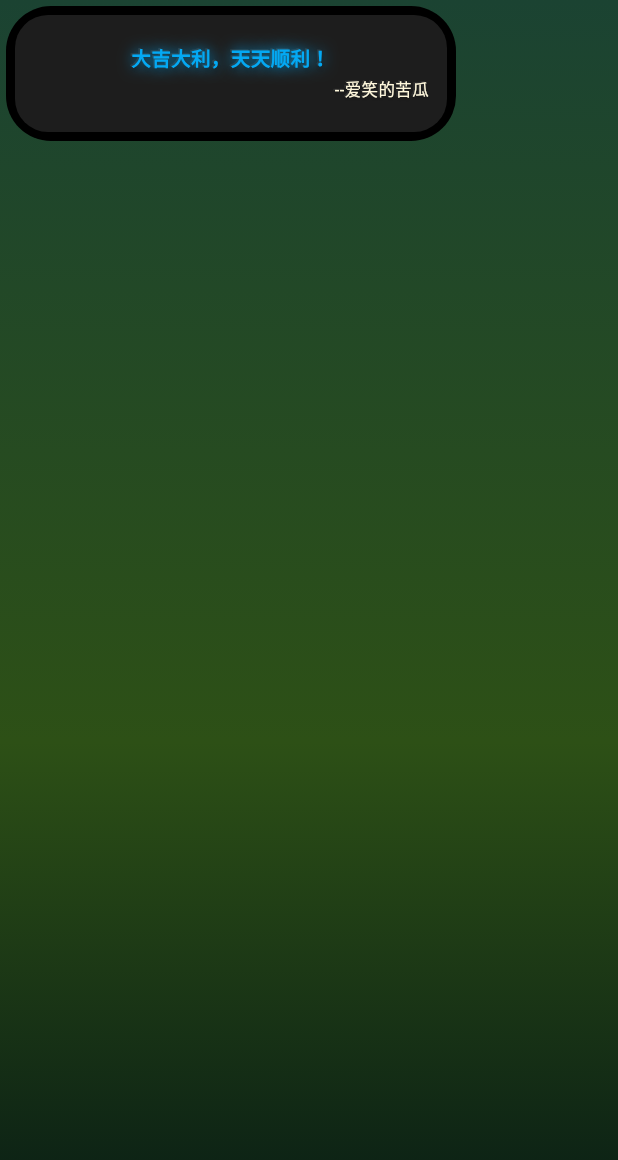
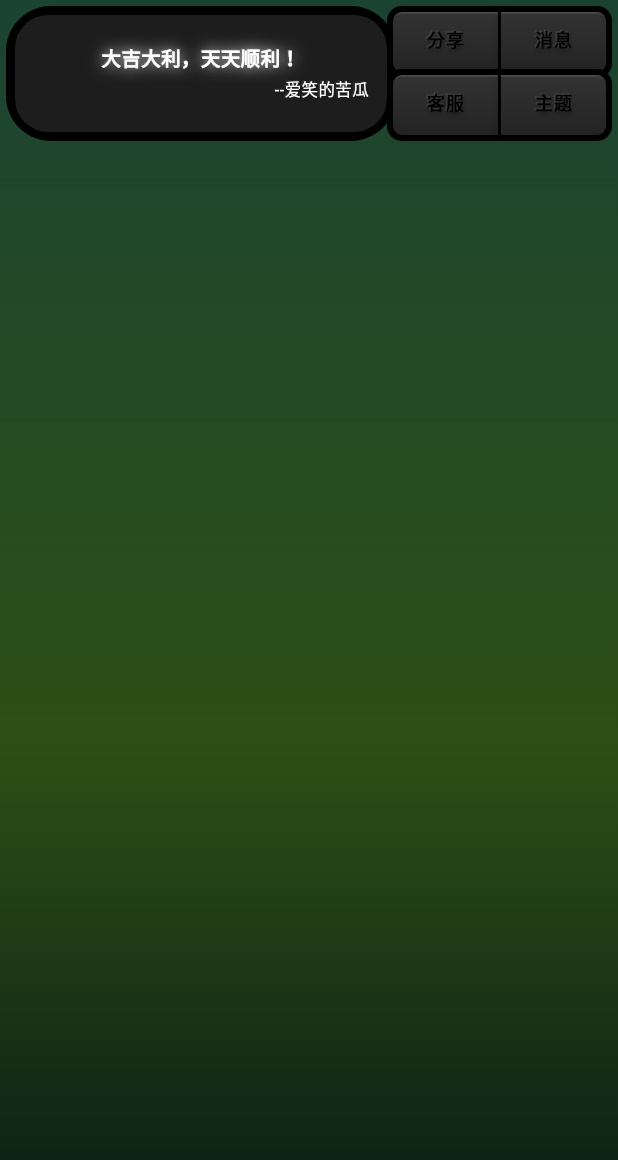
Before and after one commit to Kurtwang711/life-pack, a Flutter app: the screen it shows after launch, on a phone screen of 412 x 824 dp. Shown: the top 1160 px of the screen. Run offline on Flutter 3.47's test engine with Material 3 defaults, Android fonts, the phone set to English and light mode, and no system bars.

Commit message:
🎨 完成寄语区设计+小功能区设计
✨ 新增功能:
- 寄语区文字改为白色，提升可读性
- 小功能区4个按钮均保持默认黑色状态
- 新增两排小功能区按钮：分享、消息、客服、主题
- RadioButtons组件支持自定义按钮文字

🔧 技术改进:
- SpringCard文字颜色优化为纯白色
- RadioButtons默认选中状态设为空，保持黑色外观
- 按钮排列精确对齐，第二排与寄语区底部对齐
- 组件参数化设计，提高复用性

📐 布局调整:
- 寄语区尺寸：260×90px
- 小功能区按钮：70×40px，12px字体
- 精确定位：顶部4px，右侧4px间距
- 第二排按钮top:46px实现底部对齐

```diff
--- a/lib/screens/home/home_screen.dart
+++ b/lib/screens/home/home_screen.dart
@@ -1,5 +1,6 @@
 import 'package:flutter/material.dart';
 import '../../widgets/spring_card.dart';
+import '../../widgets/radio_buttons.dart';
 
 class HomeScreen extends StatelessWidget {
   const HomeScreen({super.key});
@@ -29,6 +30,24 @@ class HomeScreen extends StatelessWidget {
                 left: 4,
                 child: const SpringCard(),
               ),
+              // 第一排按钮 - 距离顶部4px，距离右侧4px
+              Positioned(
+                top: 4,
+                right: 4,
+                child: const RadioButtons(
+                  leftButtonText: '分享',
+                  rightButtonText: '消息',
+                ),
+              ),
+              // 第二排按钮 - 底部与寄语区对齐，距离右侧4px
+              Positioned(
+                top: 46, // 寄语区底部(4+90=94) - 按钮高度(48) = 46
+                right: 4,
+                child: const RadioButtons(
+                  leftButtonText: '客服',
+                  rightButtonText: '主题',
+                ),
+              ),
               // 其他内容可以在这里添加
             ],
           ),
--- /dev/null
+++ b/lib/widgets/radio_buttons.dart
@@ -0,0 +1,148 @@
+import 'package:flutter/material.dart';
+
+class RadioButtons extends StatefulWidget {
+  final String leftButtonText;
+  final String rightButtonText;
+
+  const RadioButtons({
+    super.key,
+    this.leftButtonText = 'PLAY',
+    this.rightButtonText = 'STOP',
+  });
+
+  @override
+  State<RadioButtons> createState() => _RadioButtonsState();
+}
+
+class _RadioButtonsState extends State<RadioButtons> {
+  String selectedValue = ''; // 默认都不选中，保持黑色状态
+
+  @override
+  Widget build(BuildContext context) {
+    return Container(
+      decoration: BoxDecoration(
+        color: Colors.black,
+        borderRadius: BorderRadius.circular(10),
+      ),
+      padding: const EdgeInsets.all(4),
+      child: Row(
+        mainAxisSize: MainAxisSize.min,
+        children: [
+          _buildRadioButton('play', widget.leftButtonText, true), // 第一个按钮，左圆角
+          const SizedBox(width: 2), // 2px间距
+          _buildRadioButton('stop', widget.rightButtonText, false), // 第二个按钮，右圆角
+        ],
+      ),
+    );
+  }
+
+  Widget _buildRadioButton(String value, String text, bool isFirst) {
+    final bool isSelected = selectedValue == value;
+
+    return GestureDetector(
+      onTap: () {
+        setState(() {
+          selectedValue = value;
+        });
+      },
+      child: Stack(
+        children: [
+          // 主要按钮容器
+          AnimatedContainer(
+            duration: const Duration(milliseconds: 100),
+            curve: Curves.linear,
+            width: 70,
+            height: 40,
+            padding: const EdgeInsets.all(8),
+            decoration: BoxDecoration(
+              gradient: LinearGradient(
+                begin: Alignment.topCenter,
+                end: Alignment.bottomCenter,
+                colors: isSelected
+                    ? [const Color(0xFF1D1D1D), const Color(0xFF1D1D1D)]
+                    : [const Color(0xFF333333), const Color(0xFF242323)],
+              ),
+              border: isSelected
+                  ? null
+                  : const Border(top: BorderSide(color: Color(0xFF4E4D4D))),
+              borderRadius: BorderRadius.only(
+                topLeft: Radius.circular(isFirst ? 6 : 0),
+                bottomLeft: Radius.circular(isFirst ? 6 : 0),
+                topRight: Radius.circular(!isFirst ? 6 : 0),
+                bottomRight: Radius.circular(!isFirst ? 6 : 0),
+              ),
+              boxShadow: [
+                BoxShadow(
+                  color: Colors.black.withOpacity(isSelected ? 0 : 0.2),
+                  blurRadius: 5,
+                  spreadRadius: 1,
+                  offset: isSelected ? const Offset(0, 17) : Offset.zero,
+                ),
+              ],
+            ),
+            child: Center(
+              child: AnimatedDefaultTextStyle(
+                duration: const Duration(milliseconds: 100),
+                style: TextStyle(
+                  fontSize: 12,
+                  fontWeight: FontWeight.w800,
+                  color: isSelected ? const Color(0xFFCAE2FD) : Colors.black,
+                  shadows: isSelected
+                      ? [
+                          Shadow(
+                            color: const Color(0xFFCAE2FD).withOpacity(0.9),
+                            blurRadius: 12,
+                          ),
+                        ]
+                      : [
+                          const Shadow(
+                            offset: Offset(-1, -1),
+                            color: Color(0x1AE0E0E0),
+                          ),
+                          const Shadow(
+                            offset: Offset(0, 2),
+                            blurRadius: 3,
+                            color: Color(0x4D000000),
+                          ),
+                        ],
+                ),
+                child: Text(
+                  text,
+                  style: const TextStyle(
+                    letterSpacing: 0.5,
+                    height: 0.8,
+                  ),
+                ),
+              ),
+            ),
+          ),
+          // 光晕效果层
+          if (isSelected)
+            Positioned.fill(
+              child: Container(
+                margin: const EdgeInsets.all(1),
+                decoration: BoxDecoration(
+                  borderRadius: BorderRadius.only(
+                    topLeft: Radius.circular(isFirst ? 5 : 0),
+                    bottomLeft: Radius.circular(isFirst ? 5 : 0),
+                    topRight: Radius.circular(!isFirst ? 5 : 0),
+                    bottomRight: Radius.circular(!isFirst ? 5 : 0),
+                  ),
+                  gradient: LinearGradient(
+                    begin: Alignment.topCenter,
+                    end: Alignment.bottomCenter,
+                    colors: [
+                      Colors.transparent,
+                      const Color(0xFFCAE2FD).withOpacity(0.4),
+                      Colors.transparent,
+                    ],
+                    stops: const [0.1, 0.5, 0.9],
+                  ),
+                ),
+              ),
+            ),
+        ],
+      ),
+    );
+  }
+}
--- a/lib/widgets/spring_card.dart
+++ b/lib/widgets/spring_card.dart
@@ -13,7 +13,7 @@ class _SpringCardState extends State<SpringCard> {
 
   @override
   Widget build(BuildContext context) {
-    const double cardW = 300;
+    const double cardW = 260;
     const double cardH = 90;
 
     return SizedBox(
@@ -84,7 +84,7 @@ class _SpringCardState extends State<SpringCard> {
                           style: TextStyle(
                             fontSize: 13,
                             fontWeight: FontWeight.w700,
-                            color: Colors.lightBlue,
+                            color: Colors.white,
                             shadows: [
                               Shadow(
                                 offset: Offset(-1, -1),
@@ -96,7 +96,7 @@ class _SpringCardState extends State<SpringCard> {
                                 color: Color(0x4D000000),
                               ),
                               Shadow(
-                                color: Colors.lightBlue,
+                                color: Colors.white,
                                 blurRadius: 12,
                               ),
                             ],
@@ -110,7 +110,7 @@ class _SpringCardState extends State<SpringCard> {
                           style: TextStyle(
                             fontSize: 11, // 比第一行小2个字号
                             fontWeight: FontWeight.w400, // 比第一行轻3号粗度
-                            color: Color(0xFFFFF8DC), // 乳白色
+                            color: Colors.white, // 白色
                             shadows: [
                               Shadow(
                                 offset: Offset(-1, -1),
```
